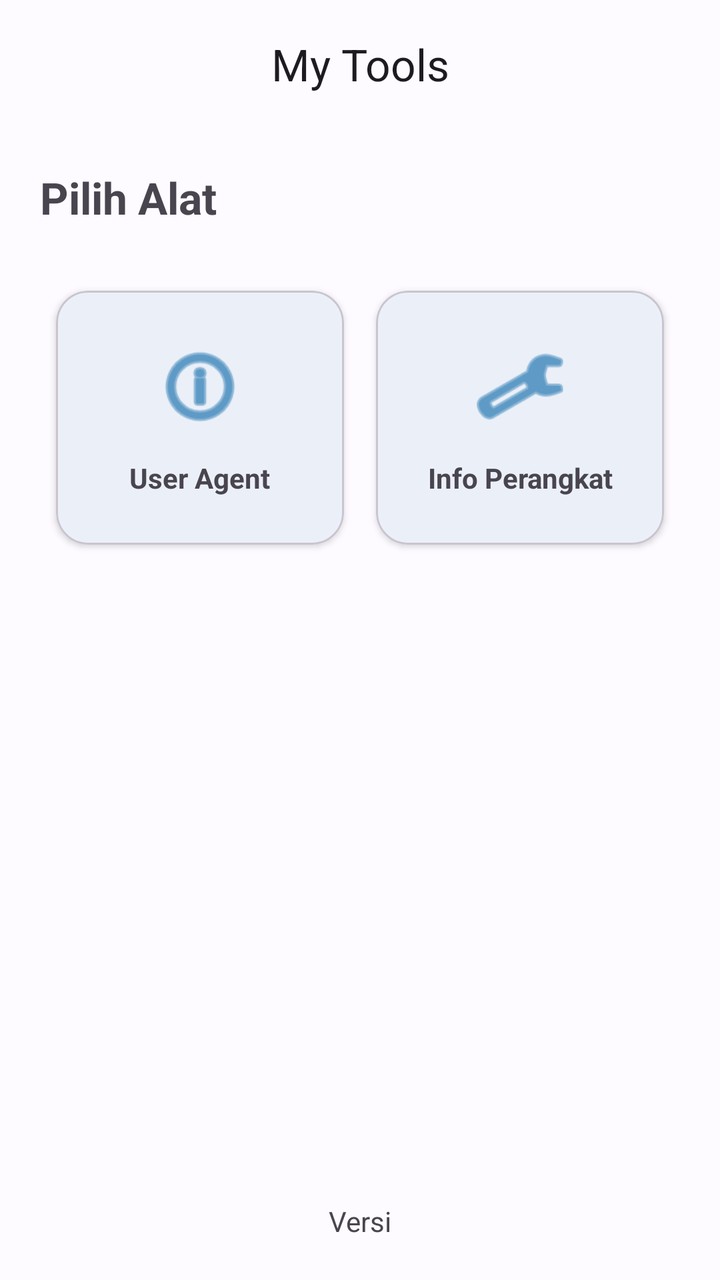
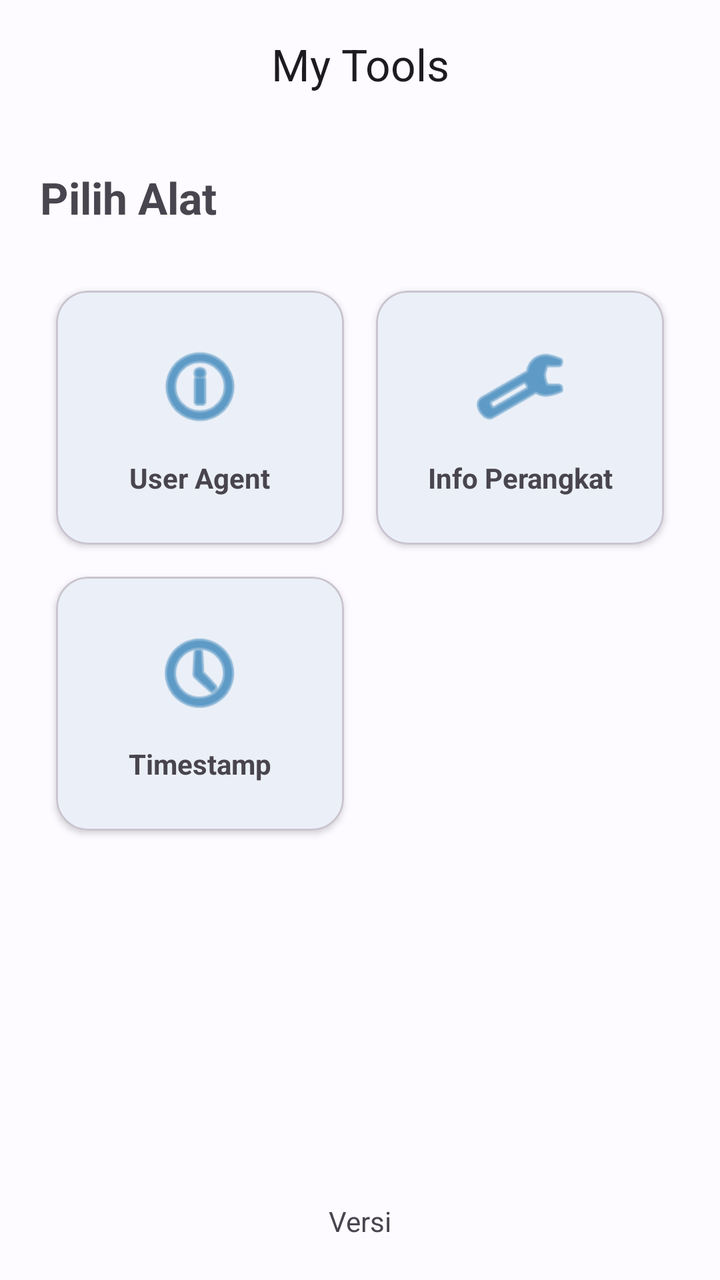

Two renders of the same Android screen: before a commit and after it. Below are the layout's source before the change and the commit's diff.
<!-- AndroidManifest.xml: application theme Theme.CekUserAgent -->
<!-- res/layout/activity_main.xml -->
<?xml version="1.0" encoding="utf-8"?>
<androidx.coordinatorlayout.widget.CoordinatorLayout
    xmlns:android="http://schemas.android.com/apk/res/android"
    xmlns:app="http://schemas.android.com/apk/res-auto"
    xmlns:tools="http://schemas.android.com/tools"
    android:layout_width="match_parent"
    android:layout_height="match_parent"
    android:fitsSystemWindows="true"
    android:background="?android:attr/colorBackground"
    tools:context=".MainActivity">

    <com.google.android.material.appbar.AppBarLayout
        android:layout_width="match_parent"
        android:layout_height="wrap_content">

        <com.google.android.material.appbar.MaterialToolbar
            android:id="@+id/toolbar"
            android:layout_width="match_parent"
            android:layout_height="?attr/actionBarSize"
            app:title="@string/app_name"
            app:titleCentered="true"
            android:elevation="4dp"/>
    </com.google.android.material.appbar.AppBarLayout>

    <androidx.core.widget.NestedScrollView
        android:layout_width="match_parent"
        android:layout_height="match_parent"
        android:fillViewport="true"
        app:layout_behavior="com.google.android.material.appbar.AppBarLayout$ScrollingViewBehavior">

        <LinearLayout
            android:layout_width="match_parent"
            android:layout_height="match_parent"
            android:orientation="vertical"
            android:padding="20dp">

            <TextView
                android:layout_width="wrap_content"
                android:layout_height="wrap_content"
                android:text="Pilih Alat"
                android:textSize="22sp"
                android:textStyle="bold"
                android:layout_marginBottom="24dp"/>

            <GridLayout
                android:layout_width="match_parent"
                android:layout_height="wrap_content"
                android:columnCount="2"
                android:rowCount="2"
                android:alignmentMode="alignMargins"
                android:columnOrderPreserved="false">

                
                <com.google.android.material.card.MaterialCardView
                    android:id="@+id/menuUserAgent"
                    android:layout_width="0dp"
                    android:layout_height="wrap_content"
                    android:layout_columnWeight="1"
                    android:layout_margin="8dp"
                    app:cardElevation="2dp"
                    app:cardCornerRadius="16dp"
                    android:clickable="true"
                    android:focusable="true"
                    android:foreground="?attr/selectableItemBackground">
                    
                    <LinearLayout
                        android:layout_width="match_parent"
                        android:layout_height="wrap_content"
                        android:orientation="vertical"
                        android:gravity="center"
                        android:padding="24dp">
                        
                        <ImageView
                            android:layout_width="48dp"
                            android:layout_height="48dp"
                            android:src="@android:drawable/ic_menu_info_details"
                            app:tint="?attr/colorPrimary"/>
                            
                        <TextView
                            android:layout_width="wrap_content"
                            android:layout_height="wrap_content"
                            android:text="User Agent"
                            android:layout_marginTop="12dp"
                            android:textStyle="bold"
                            android:textAlignment="center"/>
                    </LinearLayout>
                </com.google.android.material.card.MaterialCardView>

                
                <com.google.android.material.card.MaterialCardView
                    android:id="@+id/menuDeviceInfo"
                    android:layout_width="0dp"
                    android:layout_height="wrap_content"
                    android:layout_columnWeight="1"
                    android:layout_margin="8dp"
                    app:cardElevation="2dp"
                    app:cardCornerRadius="16dp"
                    android:clickable="true"
                    android:focusable="true"
                    android:foreground="?attr/selectableItemBackground">
                    
                    <LinearLayout
                        android:layout_width="match_parent"
                        android:layout_height="wrap_content"
                        android:orientation="vertical"
                        android:gravity="center"
                        android:padding="24dp">
                        
                        <ImageView
                            android:layout_width="48dp"
                            android:layout_height="48dp"
                            android:src="@android:drawable/ic_menu_manage"
                            app:tint="?attr/colorPrimary"/>
                            
                        <TextView
                            android:layout_width="wrap_content"
                            android:layout_height="wrap_content"
                            android:text="Info Perangkat"
                            android:layout_marginTop="12dp"
                            android:textStyle="bold"
                            android:textAlignment="center"/>
                    </LinearLayout>
                </com.google.android.material.card.MaterialCardView>

            </GridLayout>

            <View
                android:layout_width="match_parent"
                android:layout_height="0dp"
                android:layout_weight="1"/>

            <TextView
                android:id="@+id/tvVersion"
                android:layout_width="match_parent"
                android:layout_height="wrap_content"
                android:text="Versi"
                android:gravity="center"
                android:layout_marginTop="32dp"
                android:textColor="?android:textColorSecondary"/>
        </LinearLayout>
    </androidx.core.widget.NestedScrollView>
</androidx.coordinatorlayout.widget.CoordinatorLayout>
<!-- resources referenced by this layout -->
<resources>
  <string name="app_name">My Tools</string>
  <style name="Theme.CekUserAgent" parent="Theme.Material3.DayNight.NoActionBar">
          <item name="colorPrimary">@color/primary</item>
          <item name="colorOnPrimary">@color/onPrimary</item>
          <item name="colorPrimaryContainer">@color/primaryContainer</item>
          <item name="colorOnPrimaryContainer">@color/onPrimaryContainer</item>
          <item name="colorSecondary">@color/secondary</item>
          <item name="colorOnSecondary">@color/onSecondary</item>
          <item name="colorSecondaryContainer">@color/secondaryContainer</item>
          <item name="colorOnSecondaryContainer">@color/onSecondaryContainer</item>
          <item name="android:colorBackground">@color/background</item>
          <item name="colorSurface">@color/surface</item>
          <item name="colorOnSurface">@color/onSurface</item>
      </style>
  <color name="primary">#0061A4</color>
  <color name="onPrimary">#FFFFFF</color>
  <color name="primaryContainer">#D1E4FF</color>
  <color name="onPrimaryContainer">#001D36</color>
  <color name="secondary">#535F70</color>
  <color name="onSecondary">#FFFFFF</color>
  <color name="secondaryContainer">#D7E3F7</color>
  <color name="onSecondaryContainer">#101C2B</color>
  <color name="background">#FDFBFF</color>
  <color name="surface">#FDFBFF</color>
  <color name="onSurface">#1A1C1E</color>
</resources>

<!-- the commit's change to res/layout/activity_main.xml (unified diff, before → after) -->
@@ -122,6 +122,42 @@
                     </LinearLayout>
                 </com.google.android.material.card.MaterialCardView>
 
+                
+                <com.google.android.material.card.MaterialCardView
+                    android:id="@+id/menuTimestamp"
+                    android:layout_width="0dp"
+                    android:layout_height="wrap_content"
+                    android:layout_columnWeight="1"
+                    android:layout_margin="8dp"
+                    app:cardElevation="2dp"
+                    app:cardCornerRadius="16dp"
+                    android:clickable="true"
+                    android:focusable="true"
+                    android:foreground="?attr/selectableItemBackground">
+                    
+                    <LinearLayout
+                        android:layout_width="match_parent"
+                        android:layout_height="wrap_content"
+                        android:orientation="vertical"
+                        android:gravity="center"
+                        android:padding="24dp">
+                        
+                        <ImageView
+                            android:layout_width="48dp"
+                            android:layout_height="48dp"
+                            android:src="@android:drawable/ic_menu_recent_history"
+                            app:tint="?attr/colorPrimary"/>
+                            
+                        <TextView
+                            android:layout_width="wrap_content"
+                            android:layout_height="wrap_content"
+                            android:text="Timestamp"
+                            android:layout_marginTop="12dp"
+                            android:textStyle="bold"
+                            android:textAlignment="center"/>
+                    </LinearLayout>
+                </com.google.android.material.card.MaterialCardView>
+
             </GridLayout>
 
             <View
